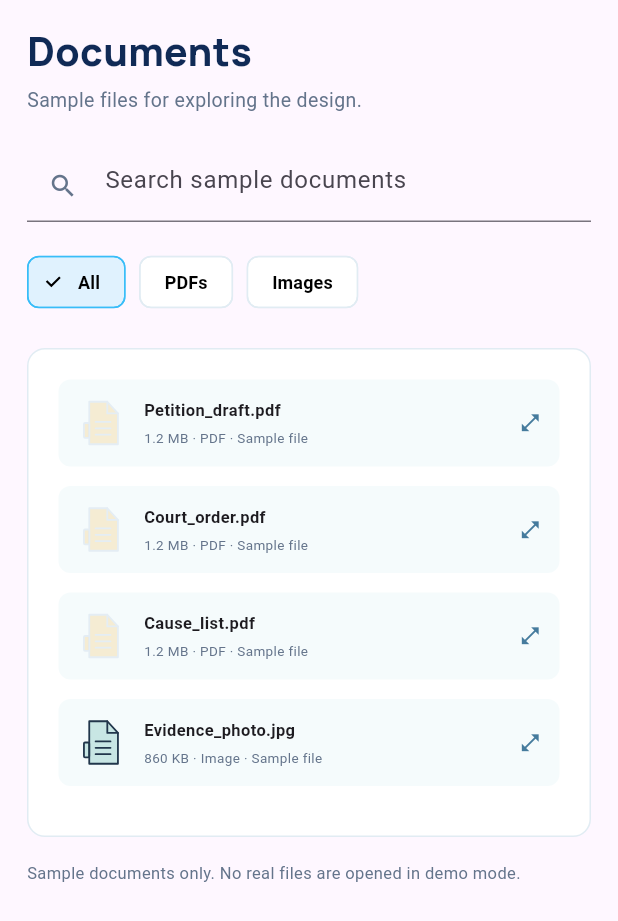
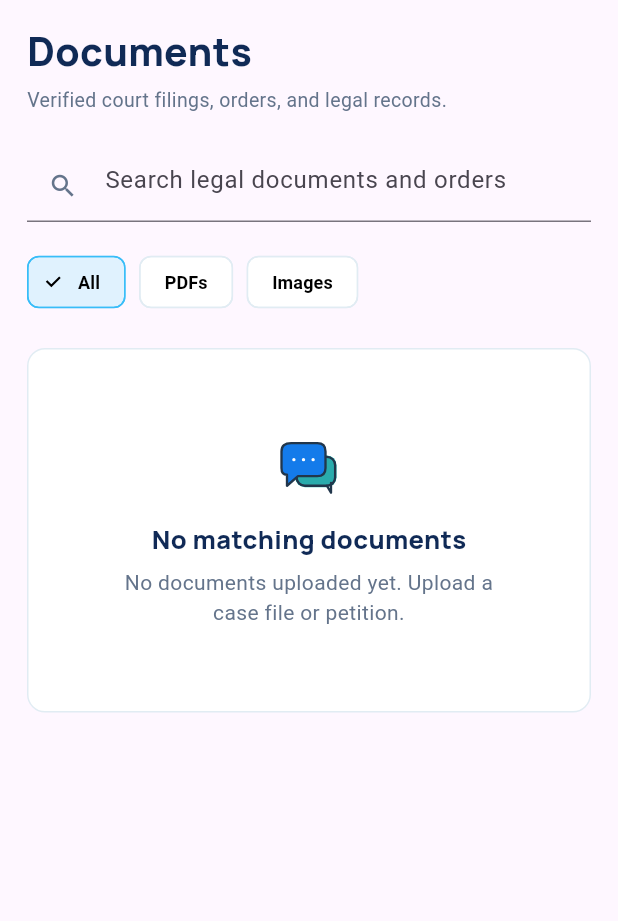
Before and after one commit to anishdandapatdev/Vakilsetu, a Flutter app: the DocumentsPage widget shown alone on an empty page, opened directly, on a phone screen of 412 x 824 dp. Shown: the top 921 px of the screen. Run offline on Flutter 3.47's test engine with Material 3 defaults, Android fonts, the light colour scheme and no system bars; our stand-ins replace cloud_firestore, file_picker, firebase_auth, firebase_core, flutter_secure_storage, socket_io_client; accounts and stored records are empty.

Commit message:
feat(documents): remove mock sample files, connect to live Firebase backend with device upload and real download

```diff
--- a/lib/features/documents/presentation/documents_page.dart
+++ b/lib/features/documents/presentation/documents_page.dart
@@ -5,14 +5,8 @@ import 'package:file_picker/file_picker.dart';
 import 'package:flutter/material.dart';
 
 import '../../../design_system/ui.dart';
+import '../../chats/domain/conversation.dart';
 import '../../chats/domain/server_messaging.dart';
-
-const sampleDocuments = [
-  'Petition_draft.pdf',
-  'Court_order.pdf',
-  'Cause_list.pdf',
-  'Evidence_photo.jpg',
-];
 
 class DocumentsPage extends StatefulWidget {
   final ServerMessaging? repository;
@@ -26,26 +20,46 @@ class _DocumentsPageState extends State<DocumentsPage> {
   List<SharedAttachment> documents = [];
   String? nextCursor, loadError;
   bool loading = false;
+  bool uploading = false;
   Timer? searchDebounce;
   int requestGeneration = 0;
+  StreamSubscription<void>? _syncSub;
 
   @override
   void initState() {
     super.initState();
-    if (widget.repository != null) _load();
+    if (widget.repository != null) {
+      _load();
+      if (widget.repository is MessagingRepository) {
+        _syncSub =
+            (widget.repository! as MessagingRepository).syncAvailable.listen((_) {
+          _filtersChanged(immediate: true);
+        });
+      }
+    }
   }
 
   @override
   void didUpdateWidget(covariant DocumentsPage oldWidget) {
     super.didUpdateWidget(oldWidget);
-    if (oldWidget.repository != widget.repository && widget.repository != null) {
-      _filtersChanged(immediate: true);
+    if (oldWidget.repository != widget.repository) {
+      _syncSub?.cancel();
+      if (widget.repository != null) {
+        if (widget.repository is MessagingRepository) {
+          _syncSub =
+              (widget.repository! as MessagingRepository).syncAvailable.listen((_) {
+            _filtersChanged(immediate: true);
+          });
+        }
+        _filtersChanged(immediate: true);
+      }
     }
   }
 
   @override
   void dispose() {
     searchDebounce?.cancel();
+    _syncSub?.cancel();
     super.dispose();
   }
 
@@ -74,7 +88,7 @@ class _DocumentsPageState extends State<DocumentsPage> {
         ? search.substring(0, 100)
         : search;
     final kind = switch (filter) {
-      'PDFs' => 'pdf',
+      'PDFs' => 'documents',
       'Images' => 'images',
       _ => 'all',
     };
@@ -107,42 +121,116 @@ class _DocumentsPageState extends State<DocumentsPage> {
   Future<void> _download(SharedAttachment document) async {
     try {
       final bytes = await widget.repository!.downloadAttachment(document.id);
-      await FilePicker.platform.saveFile(
+      final savedPath = await FilePicker.platform.saveFile(
         dialogTitle: 'Save ${document.filename}',
         fileName: document.filename,
         bytes: Uint8List.fromList(bytes),
       );
+      if (mounted && savedPath != null) {
+        toast(context, 'Saved ${document.filename}');
+      }
     } on Object catch (error) {
       if (mounted) toast(context, 'Could not download file: $error');
     }
   }
 
-  bool _matches(String name) =>
-      name.toLowerCase().contains(query.toLowerCase()) &&
-      (filter == 'All' ||
-          (filter == 'PDFs'
-              ? name.toLowerCase().endsWith('.pdf')
-              : RegExp(
-                  r'\.(jpe?g|png)$',
-                  caseSensitive: false,
-                ).hasMatch(name)));
+  Future<void> _pickAndUploadDocument() async {
+    if (widget.repository == null || uploading) return;
+    final picked = await FilePicker.platform.pickFiles(
+      type: FileType.custom,
+      allowedExtensions: const ['pdf', 'jpg', 'jpeg', 'png', 'doc', 'docx'],
+      withData: true,
+    );
+    final file = picked?.files.single;
+    if (file == null || file.bytes == null) return;
+    if (file.size > 25 * 1024 * 1024) {
+      if (mounted) toast(context, 'Document must be 25 MB or smaller.');
+      return;
+    }
+
+    final ext = file.extension?.toLowerCase();
+    final contentType = switch (ext) {
+      'pdf' => 'application/pdf',
+      'jpg' || 'jpeg' => 'image/jpeg',
+      'png' => 'image/png',
+      'doc' => 'application/msword',
+      'docx' =>
+          'application/vnd.openxmlformats-officedocument.wordprocessingml.document',
+      _ => 'application/octet-stream',
+    };
+
+    setState(() => uploading = true);
+    try {
+      await widget.repository!.uploadAttachment(
+        '',
+        file.name,
+        contentType,
+        file.bytes!,
+      );
+      if (mounted) {
+        toast(context, 'Uploaded "${file.name}" to legal records.');
+        _load();
+      }
+    } catch (e) {
+      if (mounted) toast(context, 'Could not upload document: $e');
+    } finally {
+      if (mounted) setState(() => uploading = false);
+    }
+  }
 
   @override
   Widget build(BuildContext context) {
-    final docs = sampleDocuments.where(_matches).toList();
-    final shared = documents;
     return PageBody(
       children: [
-        PageTitle(
-          'Documents',
-          widget.repository == null
-              ? 'Sample files for exploring the design.'
-              : 'Recent files shared in your conversations.',
+        Row(
+          crossAxisAlignment: CrossAxisAlignment.start,
+          children: [
+            const Expanded(
+              child: PageTitle(
+                'Documents',
+                'Verified court filings, orders, and legal records.',
+              ),
+            ),
+            if (widget.repository != null)
+              Padding(
+                padding: const EdgeInsets.only(top: 8),
+                child: ElevatedButton.icon(
+                  onPressed: uploading ? null : _pickAndUploadDocument,
+                  icon: uploading
+                      ? const SizedBox(
+                          width: 14,
+                          height: 14,
+                          child: CircularProgressIndicator(
+                            strokeWidth: 2,
+                            color: Colors.white,
+                          ),
+                        )
+                      : const Icon(Icons.upload_file_rounded, size: 17),
+                  label: Text(
+                    uploading ? 'Uploading...' : 'Upload File',
+                    style: const TextStyle(
+                      fontSize: 12,
+                      fontWeight: FontWeight.w600,
+                    ),
+                  ),
+                  style: ElevatedButton.styleFrom(
+                    backgroundColor: slateBlue,
+                    foregroundColor: Colors.white,
+                    elevation: 0,
+                    padding: const EdgeInsets.symmetric(
+                      horizontal: 14,
+                      vertical: 10,
+                    ),
+                    shape: RoundedRectangleBorder(
+                      borderRadius: BorderRadius.circular(10),
+                    ),
+                  ),
+                ),
+              ),
+          ],
         ),
         SearchBox(
-          hint: widget.repository == null
-              ? 'Search sample documents'
-              : 'Search shared documents',
+          hint: 'Search legal documents and orders',
           onChanged: (v) {
             setState(() => query = v);
             _filtersChanged();
@@ -158,7 +246,8 @@ class _DocumentsPageState extends State<DocumentsPage> {
                   f,
                   style: TextStyle(
                     fontSize: 12,
-                    fontWeight: filter == f ? FontWeight.w700 : FontWeight.w600,
+                    fontWeight:
+                        filter == f ? FontWeight.w700 : FontWeight.w600,
                     color: Colors.black,
                   ),
                 ),
@@ -182,36 +271,24 @@ class _DocumentsPageState extends State<DocumentsPage> {
             children: [
               if (loading) const LinearProgressIndicator(minHeight: 2),
               if (loadError != null) ...[
-                Text('Could not load shared files: $loadError'),
+                Text('Could not load legal documents: $loadError'),
                 TextButton(
                   onPressed: () => _load(more: documents.isNotEmpty),
                   child: const Text('Retry'),
                 ),
               ],
-              if (widget.repository == null && docs.isEmpty ||
-                  widget.repository != null &&
-                      shared.isEmpty &&
-                      !loading &&
-                      loadError == null)
-                const EmptyState(
+              if (documents.isEmpty && !loading && loadError == null)
+                EmptyState(
                   'No matching documents',
-                  'Try a different name or file type.',
+                  query.isNotEmpty
+                      ? 'No files match "$query". Try a different search.'
+                      : 'No documents uploaded yet. Upload a case file or petition.',
                 ),
-              for (final d
-                  in (widget.repository == null || (shared.isEmpty && !loading)) ? docs : const <String>[]) ...[
-                DocumentTile(
-                  name: d,
-                  detail: d.endsWith('.pdf')
-                      ? '1.2 MB · PDF · Sample file'
-                      : '860 KB · Image · Sample file',
-                ),
-                const SizedBox(height: 13),
-              ],
-              for (final document in shared) ...[
+              for (final document in documents) ...[
                 DocumentTile(
                   name: document.filename,
                   detail:
-                      '${(document.byteSize / 1024).round()} KB · ${document.conversationTitle}',
+                      '${(document.byteSize / 1024).round()} KB · ${document.contentType.contains('pdf') ? 'PDF' : 'Document'} · ${document.conversationTitle}',
                   onTap: () => _download(document),
                 ),
                 const SizedBox(height: 13),
@@ -224,12 +301,6 @@ class _DocumentsPageState extends State<DocumentsPage> {
             ],
           ),
         ),
-        const SizedBox(height: 16),
-        if (widget.repository == null)
-          const Text(
-            'Sample documents only. No real files are opened in demo mode.',
-            style: TextStyle(color: muted, fontSize: 11),
-          ),
       ],
     );
   }
```
